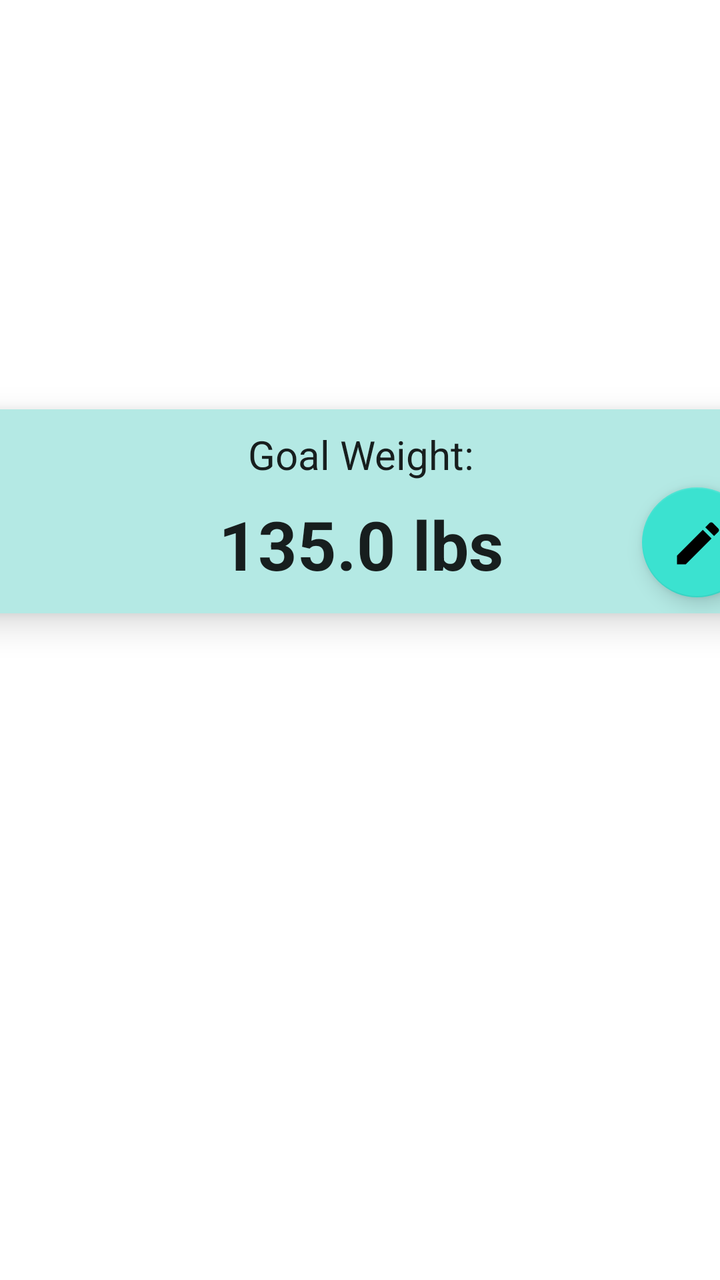
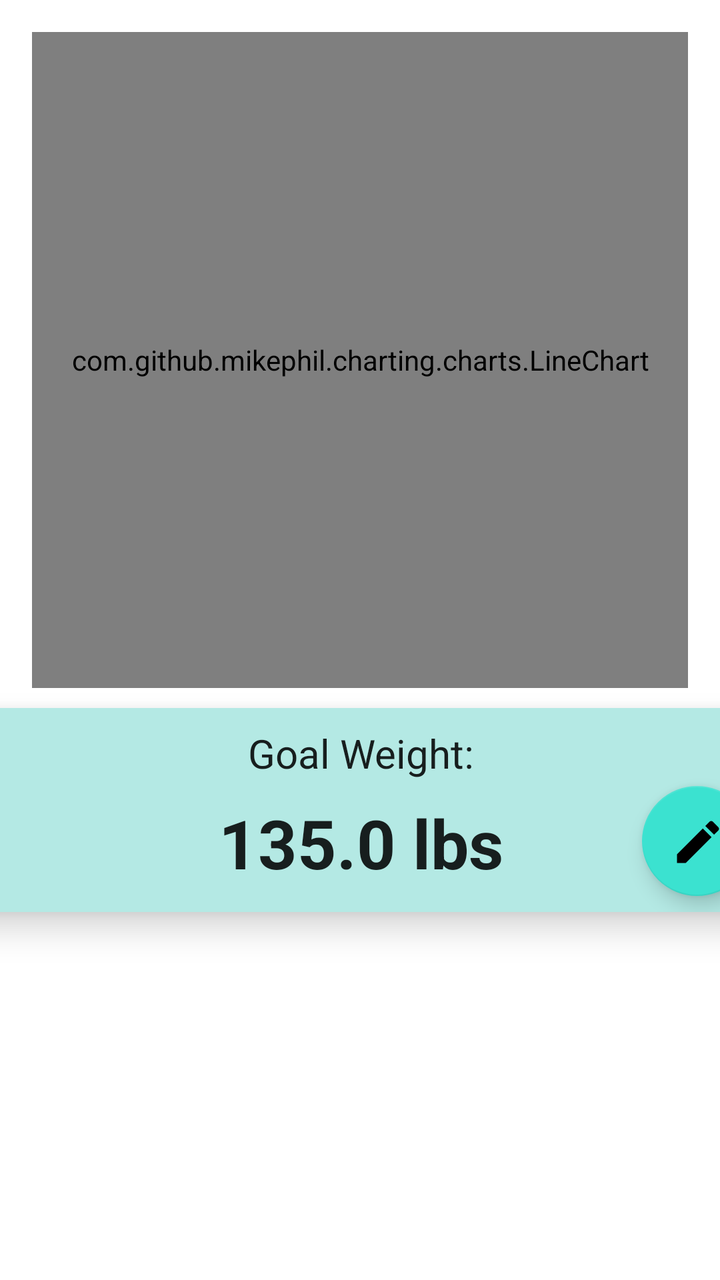

Screens rendered from an Android XML layout before and after an edit, with the pre-edit source and the edit as a unified diff.
<!-- AndroidManifest.xml: application theme Theme.Turco_Michael_Weight_Tracking -->
<!-- res/layout/fragment_graph.xml -->
<?xml version="1.0" encoding="utf-8"?>
<androidx.constraintlayout.widget.ConstraintLayout xmlns:android="http://schemas.android.com/apk/res/android"
    xmlns:app="http://schemas.android.com/apk/res-auto"
    xmlns:tools="http://schemas.android.com/tools"
    android:layout_width="match_parent"
    android:layout_height="match_parent"
    tools:context=".ui.home.HomeFragment">

    <androidx.cardview.widget.CardView
        android:id="@+id/card_goal_weight"
        android:layout_width="407dp"
        android:layout_height="102dp"
        android:layout_marginStart="2dp"
        android:layout_marginTop="250dp"
        android:layout_marginEnd="2dp"
        android:layout_marginBottom="379dp"
        app:cardBackgroundColor="@color/teal_light"
        app:cardCornerRadius="10dp"
        app:cardElevation="10dp"
        app:layout_constraintBottom_toBottomOf="parent"
        app:layout_constraintEnd_toEndOf="parent"
        app:layout_constraintStart_toStartOf="parent"
        app:layout_constraintTop_toTopOf="parent">

        <androidx.constraintlayout.widget.ConstraintLayout
            android:layout_width="match_parent"
            android:layout_height="match_parent">

            <TextView
                android:id="@+id/title_goal_weight"
                android:layout_width="match_parent"
                android:layout_height="45dp"
                android:gravity="center"
                android:text="@string/home_goal_weight"
                android:textAppearance="@style/TextAppearance.AppCompat.Large"
                android:textSize="20sp"
                app:layout_constraintEnd_toEndOf="parent"
                app:layout_constraintStart_toStartOf="parent"
                app:layout_constraintTop_toTopOf="parent" />

            <TextView
                android:id="@+id/goal_weight"
                android:layout_width="267dp"
                android:layout_height="48dp"
                android:layout_marginBottom="12dp"
                android:gravity="bottom|center"
                android:text="135.0 lbs"
                android:textAppearance="@style/TextAppearance.AppCompat.Large"
                android:textSize="34sp"
                android:textStyle="bold"
                app:layout_constraintBottom_toBottomOf="parent"
                app:layout_constraintEnd_toEndOf="parent"
                app:layout_constraintStart_toStartOf="parent" />

            <com.google.android.material.floatingactionbutton.FloatingActionButton
                android:id="@+id/edit_goal_weight"
                android:layout_width="62dp"
                android:layout_height="55dp"
                android:layout_marginEnd="8dp"
                android:layout_marginBottom="8dp"
                android:clickable="true"
                android:contentDescription="@string/title_new_weight"
                android:src="@drawable/ic_edit_black_24dp"
                app:backgroundTint="@color/teal_medium"
                app:layout_constraintBottom_toBottomOf="parent"
                app:layout_constraintEnd_toEndOf="parent"
                app:maxImageSize="28dp" />
        </androidx.constraintlayout.widget.ConstraintLayout>

    </androidx.cardview.widget.CardView>

</androidx.constraintlayout.widget.ConstraintLayout>
<!-- resources referenced by this layout -->
<resources>
  <color name="teal_light">#B4E9E4</color>
  <color name="teal_medium">#3BE2D0</color>
  <!-- drawable ic_edit_black_24dp (drawable) -->
  <vector xmlns:android="http://schemas.android.com/apk/res/android"
      android:height="24dp"
      android:tint="#000000"
      android:viewportHeight="24"
      android:viewportWidth="24"
      android:width="24dp">
  
      <path
          android:fillColor="@android:color/white"
          android:pathData="M3,17.25V21h3.75L17.81,9.94l-3.75,-3.75L3,17.25zM20.71,7.04c0.39,-0.39 0.39,-1.02 0,-1.41l-2.34,-2.34c-0.39,-0.39 -1.02,-0.39 -1.41,0l-1.83,1.83 3.75,3.75 1.83,-1.83z" />
  
  </vector>
  <string name="home_goal_weight">Goal Weight:</string>
  <string name="title_new_weight">New Weight</string>
  <style name="Theme.Turco_Michael_Weight_Tracking" parent="Theme.MaterialComponents.DayNight.DarkActionBar">
          
          <item name="colorPrimary">@color/blue_500</item>
          <item name="colorPrimaryVariant">@color/blue_700</item>
          <item name="colorOnPrimary">@color/white</item>
          
          <item name="colorSecondary">@color/teal_200</item>
          <item name="colorSecondaryVariant">@color/teal_700</item>
          <item name="colorOnSecondary">@color/black</item>
          
          <item name="android:statusBarColor">?attr/colorPrimaryVariant</item>
          
      </style>
  <color name="blue_500">#0077EE</color>
  <color name="blue_700">#0042B3</color>
  <color name="white">#FFFFFFFF</color>
  <color name="teal_200">#FF03DAC5</color>
  <color name="teal_700">#FF018786</color>
  <color name="black">#FF000000</color>
</resources>

<!-- the commit's change to res/layout/fragment_graph.xml (unified diff, before → after) -->
@@ -6,21 +6,29 @@
     android:layout_height="match_parent"
     tools:context=".ui.home.HomeFragment">
 
+    <com.github.mikephil.charting.charts.LineChart
+        android:id="@+id/graph"
+        android:layout_width="0dp"
+        android:layout_height="0dp"
+        android:layout_margin="16dp"
+        app:layout_constraintDimensionRatio="1:1"
+        app:layout_constraintEnd_toEndOf="parent"
+        app:layout_constraintStart_toStartOf="parent"
+        app:layout_constraintTop_toTopOf="parent" />
+
     <androidx.cardview.widget.CardView
         android:id="@+id/card_goal_weight"
         android:layout_width="407dp"
         android:layout_height="102dp"
         android:layout_marginStart="2dp"
-        android:layout_marginTop="250dp"
+        android:layout_marginTop="10dp"
         android:layout_marginEnd="2dp"
-        android:layout_marginBottom="379dp"
         app:cardBackgroundColor="@color/teal_light"
         app:cardCornerRadius="10dp"
         app:cardElevation="10dp"
-        app:layout_constraintBottom_toBottomOf="parent"
         app:layout_constraintEnd_toEndOf="parent"
         app:layout_constraintStart_toStartOf="parent"
-        app:layout_constraintTop_toTopOf="parent">
+        app:layout_constraintTop_toBottomOf="@+id/graph">
 
         <androidx.constraintlayout.widget.ConstraintLayout
             android:layout_width="match_parent"
